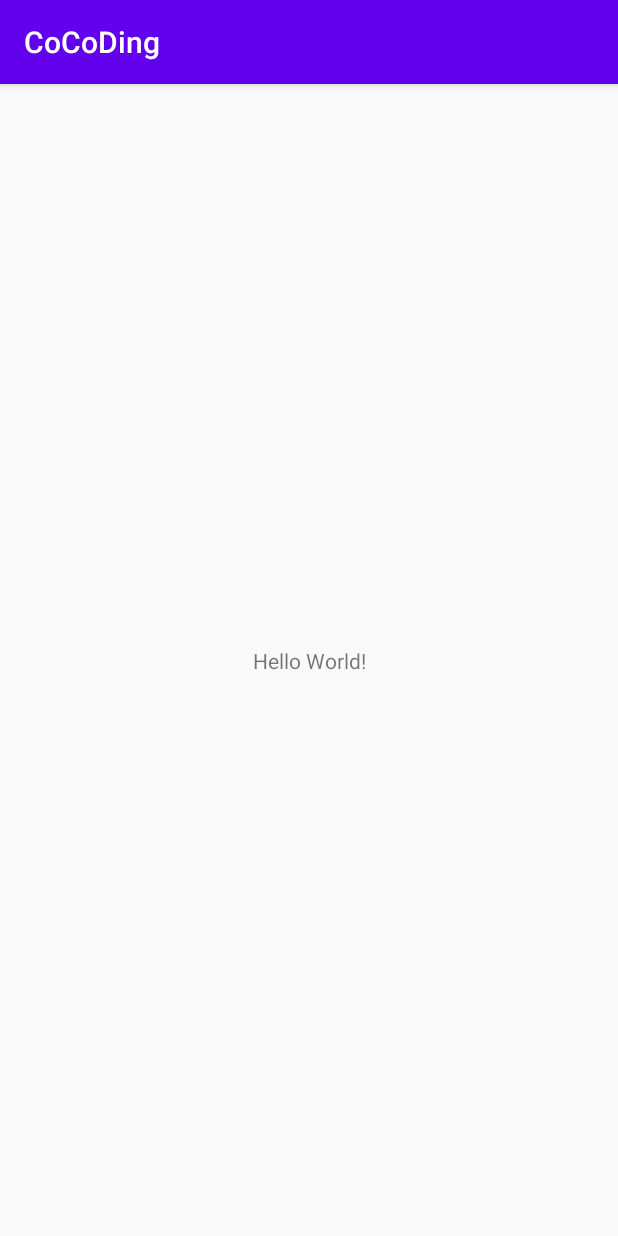
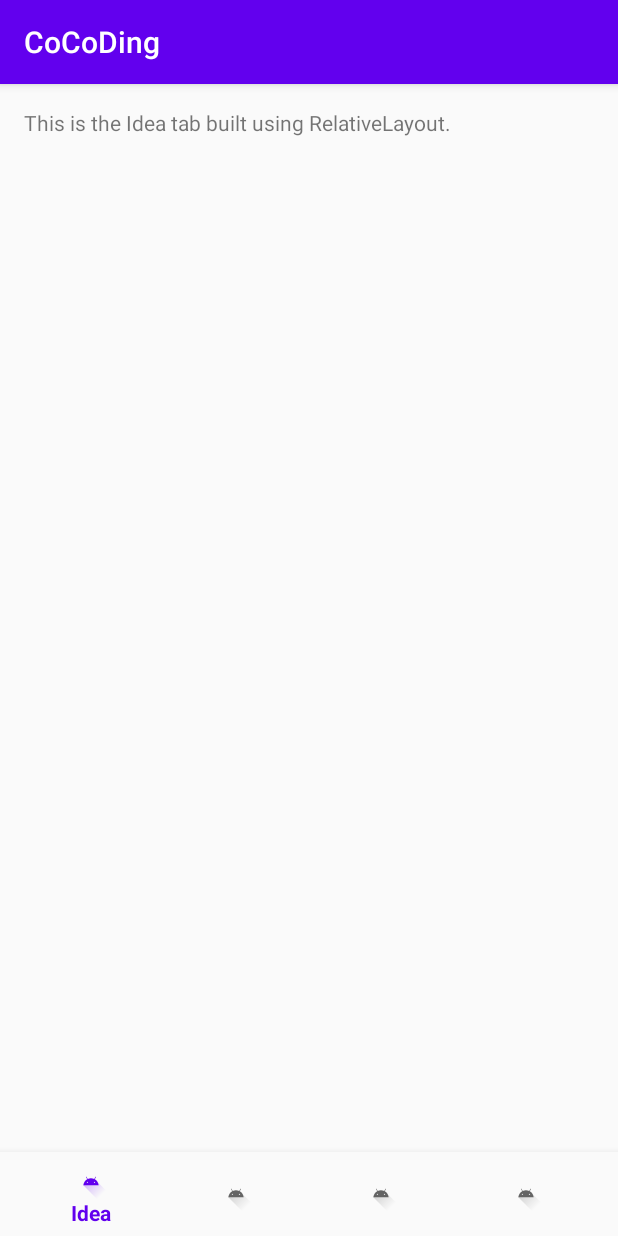
Before and after one commit to SeonA1223/CoCoDing, an Android app: the screen it shows after launch (MainActivity before the commit, IdeaActivity after it), on a phone screen of 412 x 824 dp. Run offline under Robolectric (Android 15) with nearby library versions, the phone set to English and light mode, and no system bars.

Commit message:
하단탭 재구현.

```diff
--- /dev/null
+++ b/app/src/main/java/com/example/cocoding/BaseActivity.java
@@ -0,0 +1,78 @@
+package com.example.cocoding;
+
+import android.content.Intent;
+import android.os.Bundle;
+import android.view.Menu;
+import android.view.MenuItem;
+
+import androidx.annotation.NonNull;
+import androidx.appcompat.app.AppCompatActivity;
+
+import com.google.android.material.bottomnavigation.BottomNavigationView;
+
+public abstract class BaseActivity extends AppCompatActivity implements BottomNavigationView.OnNavigationItemSelectedListener {
+
+    protected BottomNavigationView navigationView;
+
+    @Override
+    protected void onCreate(Bundle savedInstanceState) {
+        super.onCreate(savedInstanceState);
+        setContentView(getContentViewId());
+
+        navigationView = (BottomNavigationView) findViewById(R.id.navigation);
+        navigationView.setOnNavigationItemSelectedListener(this);
+    }
+
+    @Override
+    protected void onStart() {
+        super.onStart();
+        updateNavigationBarState();
+    }
+
+    // Remove inter-activity transition to avoid screen tossing on tapping bottom navigation items
+    @Override
+    public void onPause() {
+        super.onPause();
+        overridePendingTransition(0, 0);
+    }
+
+    @Override
+    public boolean onNavigationItemSelected(@NonNull MenuItem item) {
+        navigationView.postDelayed(() -> {
+            int itemId = item.getItemId();
+            if (itemId == R.id.navigation_idea) {
+                startActivity(new Intent(this, IdeaActivity.class));
+            } else if (itemId == R.id.navigation_flow) {
+                startActivity(new Intent(this, FlowActivity.class));
+            } else if (itemId == R.id.navigation_object) {
+                startActivity(new Intent(this, ObjectActivity.class));
+            } else if (itemId == R.id.navigation_code) {
+                startActivity(new Intent(this, CodeActivity.class));
+            }
+            finish();
+        }, 300);
+        return true;
+    }
+
+    private void updateNavigationBarState() {
+        int actionId = getNavigationMenuItemId();
+        selectBottomNavigationBarItem(actionId);
+    }
+
+    void selectBottomNavigationBarItem(int itemId) {
+        Menu menu = navigationView.getMenu();
+        for (int i = 0, size = menu.size(); i < size; i++) {
+            MenuItem item = menu.getItem(i);
+            boolean shouldBeChecked = item.getItemId() == itemId;
+            if (shouldBeChecked) {
+                item.setChecked(true);
+                break;
+            }
+        }
+    }
+
+    abstract int getContentViewId();
+
+    abstract int getNavigationMenuItemId();
+
+}
--- /dev/null
+++ b/app/src/main/java/com/example/cocoding/IdeaActivity.java
@@ -0,0 +1,16 @@
+package com.example.cocoding;
+
+public class IdeaActivity extends BaseActivity {
+
+
+    @Override
+    int getContentViewId() {
+        return R.layout.activity_idea;
+    }
+
+    @Override
+    int getNavigationMenuItemId() {
+        return R.id.navigation_idea;
+    }
+
+}
--- /dev/null
+++ b/app/src/main/res/layout/activity_idea.xml
@@ -0,0 +1,24 @@
+<?xml version="1.0" encoding="utf-8"?>
+<RelativeLayout
+    xmlns:android="http://schemas.android.com/apk/res/android"
+    android:id="@+id/container"
+    android:layout_width="match_parent"
+    android:layout_height="match_parent"
+    android:orientation="vertical">
+
+    <TextView
+        android:id="@+id/title"
+        android:layout_width="match_parent"
+        android:layout_height="wrap_content"
+        android:layout_margin="16dp"
+        android:text="This is the Idea tab built using RelativeLayout." />
+
+    <include
+        android:id="@+id/navigation"
+        layout="@layout/element_bottom_navigation"
+        android:layout_width="match_parent"
+        android:layout_height="wrap_content"
+        android:layout_alignParentBottom="true"
+        />
+
+</RelativeLayout>
--- /dev/null
+++ b/app/src/main/res/layout/element_bottom_navigation.xml
@@ -0,0 +1,8 @@
+<?xml version="1.0" encoding="utf-8"?>
+<com.google.android.material.bottomnavigation.BottomNavigationView xmlns:android="http://schemas.android.com/apk/res/android"
+    xmlns:app="http://schemas.android.com/apk/res-auto"
+    android:id="@+id/navigation"
+    android:layout_width="match_parent"
+    android:layout_height="wrap_content"
+    android:background="?android:attr/windowBackground"
+    app:menu="@menu/navigation" />
--- /dev/null
+++ b/app/src/main/res/menu/navigation.xml
@@ -0,0 +1,24 @@
+<?xml version="1.0" encoding="utf-8"?>
+<menu xmlns:android="http://schemas.android.com/apk/res/android">
+
+    <item
+        android:id="@+id/navigation_idea"
+        android:icon="@drawable/ic_launcher_foreground"
+        android:title="@string/title_idea" />
+
+    <item
+        android:id="@+id/navigation_flow"
+        android:icon="@drawable/ic_launcher_foreground"
+        android:title="@string/title_flow" />
+
+    <item
+        android:id="@+id/navigation_object"
+        android:icon="@drawable/ic_launcher_foreground"
+        android:title="@string/title_object" />
+
+    <item
+        android:id="@+id/navigation_code"
+        android:icon="@drawable/ic_launcher_foreground"
+        android:title="@string/title_code" />
+
+</menu>
--- /dev/null
+++ b/app/src/main/res/values/dimens.xml
@@ -0,0 +1,5 @@
+<resources>
+    <!-- Default screen margins, per the Android Design guidelines. -->
+    <dimen name="activity_horizontal_margin">16dp</dimen>
+    <dimen name="activity_vertical_margin">16dp</dimen>
+</resources>
--- a/app/src/main/res/values/strings.xml
+++ b/app/src/main/res/values/strings.xml
@@ -1,3 +1,7 @@
 <resources>
     <string name="app_name">CoCoDing</string>
+    <string name="title_idea">Idea</string>
+    <string name="title_flow">Flow</string>
+    <string name="title_object">Object</string>
+    <string name="title_code">Code</string>
 </resources>
```
Also changed, not shown: app/build.gradle (+7 -1 lines), app/src/main/AndroidManifest.xml (+9 -0 lines), app/src/main/java/com/example/cocoding/CodeActivity.java (added, +16 -0 lines), app/src/main/java/com/example/cocoding/FlowActivity.java (added, +16 -0 lines), app/src/main/java/com/example/cocoding/ObjectActivity.java (added, +15 -0 lines), app/src/main/res/layout/activity_code.xml (added, +29 -0 lines), app/src/main/res/layout/activity_flow.xml (added, +30 -0 lines), app/src/main/res/layout/activity_object.xml (added, +35 -0 lines).
